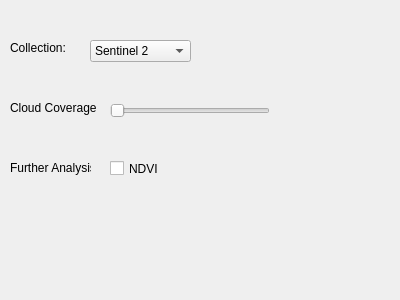
The window that src/options_dialog.ui (theokretz/SatHubAI) describes before a commit, drawn with Qt 5.
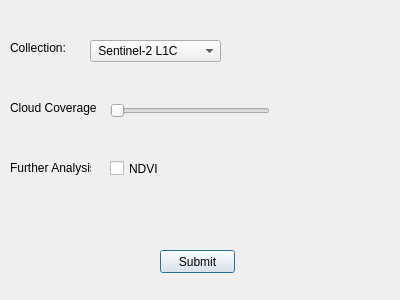
The same window after the commit.

```diff
--- a/src/options_dialog.ui
+++ b/src/options_dialog.ui
@@ -18,19 +18,31 @@
     <rect>
      <x>90</x>
      <y>40</y>
-     <width>101</width>
+     <width>131</width>
      <height>22</height>
     </rect>
    </property>
    <property name="editable">
     <bool>false</bool>
    </property>
-   <property name="currentText">
-    <string>Sentinel 2</string>
-   </property>
    <item>
     <property name="text">
-     <string>Sentinel 2</string>
+     <string> Sentinel-2 L1C</string>
+    </property>
+   </item>
+   <item>
+    <property name="text">
+     <string> Sentinel-2 L2A</string>
+    </property>
+   </item>
+   <item>
+    <property name="text">
+     <string> Sentinel-1</string>
+    </property>
+   </item>
+   <item>
+    <property name="text">
+     <string>Sentinel-3 OLCI</string>
     </property>
    </item>
   </widget>
@@ -99,6 +111,19 @@
     <string>Further Analysis:</string>
    </property>
   </widget>
+  <widget class="QPushButton" name="pushButton">
+   <property name="geometry">
+    <rect>
+     <x>160</x>
+     <y>250</y>
+     <width>75</width>
+     <height>23</height>
+    </rect>
+   </property>
+   <property name="text">
+    <string>Submit</string>
+   </property>
+  </widget>
  </widget>
  <resources/>
  <connections/>
```
